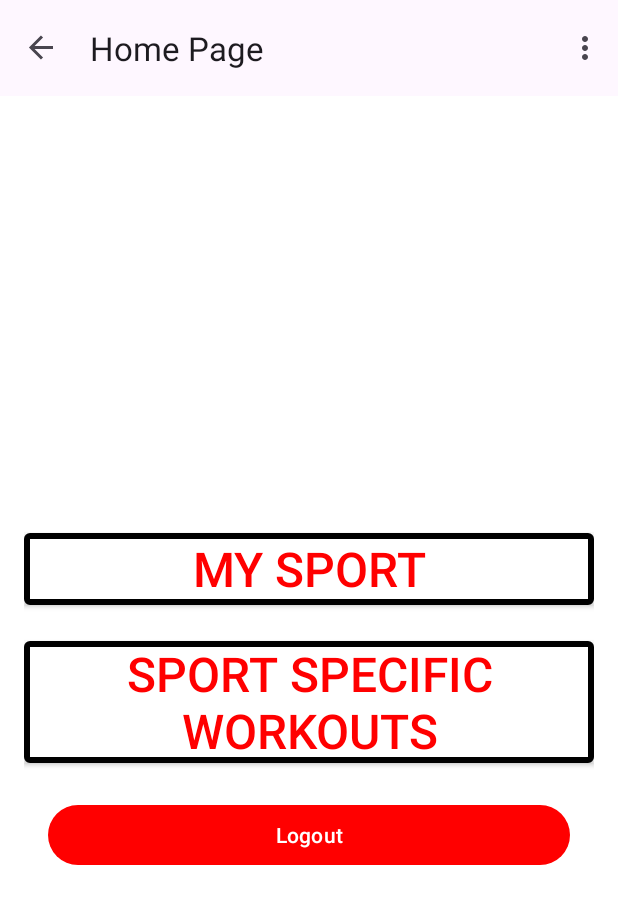
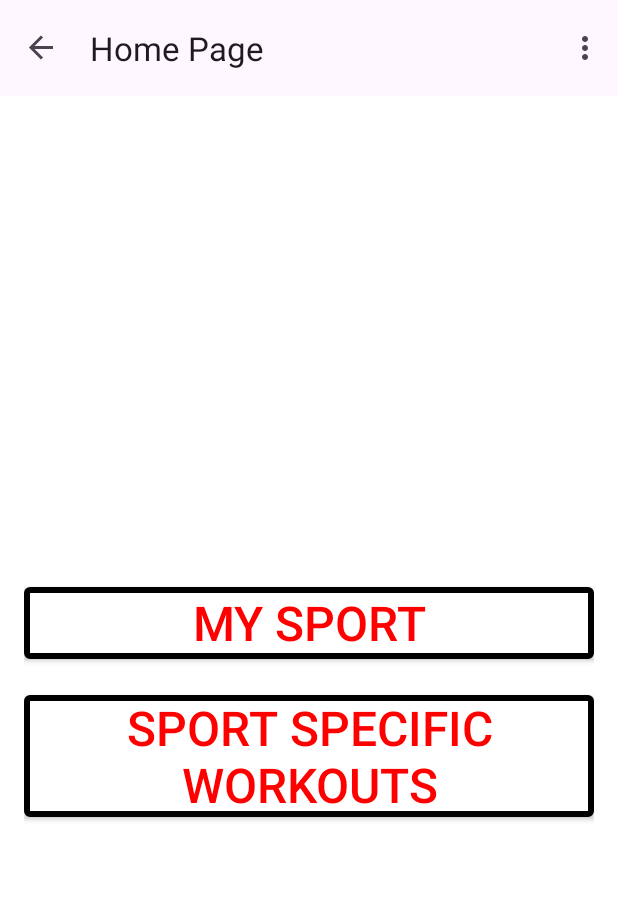
Before and after one commit to AidanMon/CSC-SWE-FitX, an Android app: the HomePage screen opened through its navigation route, on a phone screen of 412 x 824 dp. Shown: the top 904 px of the screen. Run offline under Robolectric (Android 15) with nearby library versions, the phone set to English and light mode, and no system bars; our stand-ins replace Firebase (no records; nobody signed in at launch, a user with empty details on screens opened directly), navigation-ui.

```diff
--- a/FitX/app/src/main/java/com/example/fitx/view/HomePage.kt
+++ b/FitX/app/src/main/java/com/example/fitx/view/HomePage.kt
@@ -40,12 +40,6 @@ class HomePage: Fragment() {
     override fun onViewCreated(view: View, savedInstanceState: Bundle?) {
         super.onViewCreated(view, savedInstanceState)
 
-        binding.logoutButton.setOnClickListener {
-            userRepository.SignOut()
-            Toast.makeText(requireActivity(), "Logged Out", Toast.LENGTH_SHORT).show()
-            findNavController().navigate(R.id.action_HomePage_to_LoginScreen)
-        }
-
         //Button to go from home to sport workouts page
         binding.toSports.setOnClickListener {
             findNavController().navigate((R.id.action_HomePage_to_SportsWorkouts))
--- a/FitX/app/src/main/res/layout/home_page.xml
+++ b/FitX/app/src/main/res/layout/home_page.xml
@@ -36,17 +36,4 @@
         android:textSize="32sp"
         android:layout_marginTop="24dp"/>
 
-    <Button
-        android:id="@+id/logoutButton"
-        android:layout_width="match_parent"
-        android:layout_height="wrap_content"
-        android:layout_marginStart="16dp"
-        android:layout_marginTop="24dp"
-        android:layout_marginEnd="16dp"
-        android:text="@string/action_logout"
-        app:backgroundTint="@color/red"
-        app:layout_constraintEnd_toEndOf="parent"
-        app:layout_constraintStart_toStartOf="parent"
-        app:layout_constraintTop_toBottomOf="@+id/loginMessageTextView" />
-
 </LinearLayout>
```
Also changed, not shown: FitX/app/src/main/java/com/example/fitx/MainActivity.kt (+12 -3 lines), 442 other files.
